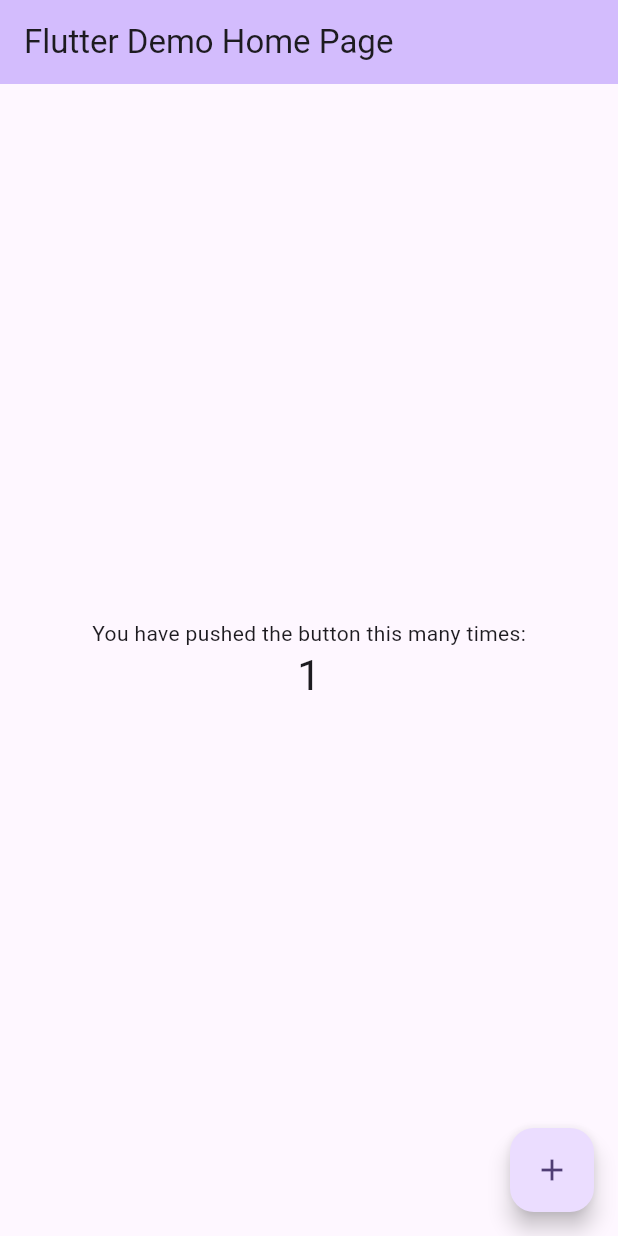
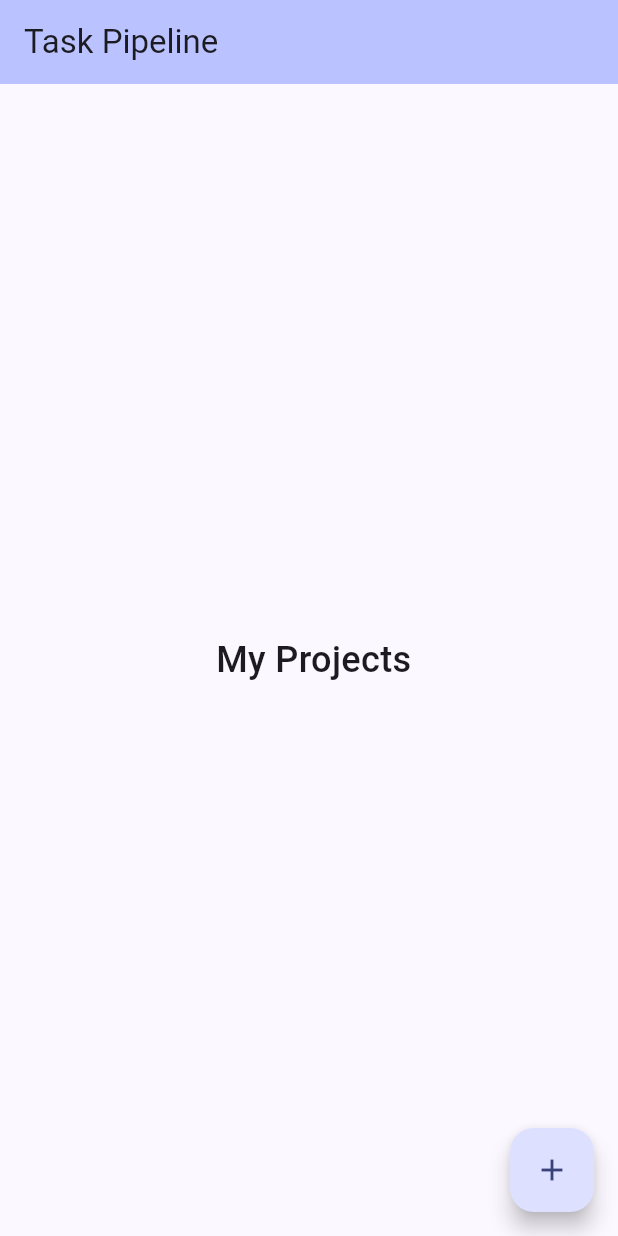
Before and after one commit to Javier-Tercero/Task-pipeline, a Flutter app: the screen it shows after launch, after a tap on the "add" icon, on a phone screen of 412 x 824 dp. Run offline on Flutter 3.47's test engine with Material 3 defaults, Android fonts, the light colour scheme and no system bars.

Commit message:
First Task Pipeline screen

```diff
--- a/task_pipeline/lib/main.dart
+++ b/task_pipeline/lib/main.dart
@@ -1,120 +1,53 @@
 import 'package:flutter/material.dart';
 
 void main() {
-  runApp(const MyApp());
+  runApp(const TaskPipelineApp());
 }
 
-class MyApp extends StatelessWidget {
-  const MyApp({super.key});
+// Root widget — sets up the app theme and entry point.
+class TaskPipelineApp extends StatelessWidget {
+  const TaskPipelineApp({super.key});
 
-  // This widget is the root of your application.
   @override
   Widget build(BuildContext context) {
     return MaterialApp(
-      title: 'Flutter Demo',
+      title: 'Task Pipeline',
       theme: ThemeData(
-        // This is the theme of your application.
-        //
-        // TRY THIS: Try running your application with "flutter run". You'll see
-        // the application has a purple toolbar. Then, without quitting the app,
-        // try changing the seedColor in the colorScheme below to Colors.green
-        // and then invoke "hot reload" (save your changes or press the "hot
-        // reload" button in a Flutter-supported IDE, or press "r" if you used
-        // the command line to start the app).
-        //
-        // Notice that the counter didn't reset back to zero; the application
-        // state is not lost during the reload. To reset the state, use hot
-        // restart instead.
-        //
-        // This works for code too, not just values: Most code changes can be
-        // tested with just a hot reload.
-        colorScheme: .fromSeed(seedColor: Colors.deepPurple),
+        colorScheme: ColorScheme.fromSeed(seedColor: Colors.indigo),
+        useMaterial3: true,
       ),
-      home: const MyHomePage(title: 'Flutter Demo Home Page'),
+      home: const HomeScreen(),
     );
   }
 }
 
-class MyHomePage extends StatefulWidget {
-  const MyHomePage({super.key, required this.title});
-
-  // This widget is the home page of your application. It is stateful, meaning
-  // that it has a State object (defined below) that contains fields that affect
-  // how it looks.
-
-  // This class is the configuration for the state. It holds the values (in this
-  // case the title) provided by the parent (in this case the App widget) and
-  // used by the build method of the State. Fields in a Widget subclass are
-  // always marked "final".
-
-  final String title;
-
-  @override
-  State<MyHomePage> createState() => _MyHomePageState();
-}
-
-class _MyHomePageState extends State<MyHomePage> {
-  int _counter = 0;
-
-  void _incrementCounter() {
-    setState(() {
-      // This call to setState tells the Flutter framework that something has
-      // changed in this State, which causes it to rerun the build method below
-      // so that the display can reflect the updated values. If we changed
-      // _counter without calling setState(), then the build method would not be
-      // called again, and so nothing would appear to happen.
-      _counter++;
-    });
-  }
+// Main home screen of the app.
+class HomeScreen extends StatelessWidget {
+  const HomeScreen({super.key});
 
   @override
   Widget build(BuildContext context) {
-    // This method is rerun every time setState is called, for instance as done
-    // by the _incrementCounter method above.
-    //
-    // The Flutter framework has been optimized to make rerunning build methods
-    // fast, so that you can just rebuild anything that needs updating rather
-    // than having to individually change instances of widgets.
     return Scaffold(
+      // App bar with the app title.
       appBar: AppBar(
-        // TRY THIS: Try changing the color here to a specific color (to
-        // Colors.amber, perhaps?) and trigger a hot reload to see the AppBar
-        // change color while the other colors stay the same.
+        title: const Text('Task Pipeline'),
         backgroundColor: Theme.of(context).colorScheme.inversePrimary,
-        // Here we take the value from the MyHomePage object that was created by
-        // the App.build method, and use it to set our appbar title.
-        title: Text(widget.title),
       ),
-      body: Center(
-        // Center is a layout widget. It takes a single child and positions it
-        // in the middle of the parent.
-        child: Column(
-          // Column is also a layout widget. It takes a list of children and
-          // arranges them vertically. By default, it sizes itself to fit its
-          // children horizontally, and tries to be as tall as its parent.
-          //
-          // Column has various properties to control how it sizes itself and
-          // how it positions its children. Here we use mainAxisAlignment to
-          // center the children vertically; the main axis here is the vertical
-          // axis because Columns are vertical (the cross axis would be
-          // horizontal).
-          //
-          // TRY THIS: Invoke "debug painting" (choose the "Toggle Debug Paint"
-          // action in the IDE, or press "p" in the console), to see the
-          // wireframe for each widget.
-          mainAxisAlignment: .center,
-          children: [
-            const Text('You have pushed the button this many times:'),
-            Text(
-              '$_counter',
-              style: Theme.of(context).textTheme.headlineMedium,
-            ),
-          ],
+
+      // Body with centered "My Projects" label.
+      body: const Center(
+        child: Text(
+          ' My Projects',
+          style: TextStyle(fontSize: 24, fontWeight: FontWeight.w500),
         ),
       ),
+
+      // Floating action button for adding new items.
       floatingActionButton: FloatingActionButton(
-        onPressed: _incrementCounter,
-        tooltip: 'Increment',
+        onPressed: () {
+          // TODO: handle add action
+        },
+        tooltip: 'Add',
         child: const Icon(Icons.add),
       ),
     );
```
